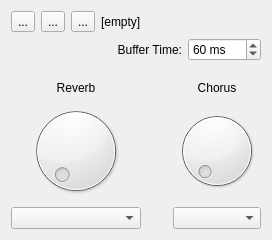
First picture: the form in guisynth/mainwindow.ui, repository pedrolcl/Linux-SonivoxEas, before the edit.
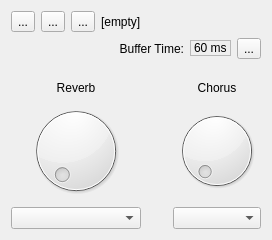
Second picture: the form after the edit. Icons and pictures are not drawn.

Commit message: Added command line options; buffer time corrected

The edit to the form file:
```diff
--- a/guisynth/mainwindow.ui
+++ b/guisynth/mainwindow.ui
@@ -144,18 +144,31 @@
        </widget>
       </item>
       <item>
-       <widget class="QSpinBox" name="spnTime">
-        <property name="suffix">
-         <string> ms</string>
+       <widget class="QLabel" name="bufTime">
+        <property name="sizePolicy">
+         <sizepolicy hsizetype="Minimum" vsizetype="Fixed">
+          <horstretch>0</horstretch>
+          <verstretch>0</verstretch>
+         </sizepolicy>
         </property>
-        <property name="minimum">
-         <number>1</number>
+        <property name="frameShape">
+         <enum>QFrame::StyledPanel</enum>
         </property>
-        <property name="maximum">
-         <number>9999</number>
+        <property name="frameShadow">
+         <enum>QFrame::Plain</enum>
         </property>
-        <property name="value">
-         <number>60</number>
+        <property name="text">
+         <string>60 ms</string>
+        </property>
+        <property name="readOnly" stdset="0">
+         <bool>true</bool>
+        </property>
+       </widget>
+      </item>
+      <item>
+       <widget class="QToolButton" name="configButton">
+        <property name="text">
+         <string>...</string>
         </property>
        </widget>
       </item>
```
The commit also changes 18 other files.
